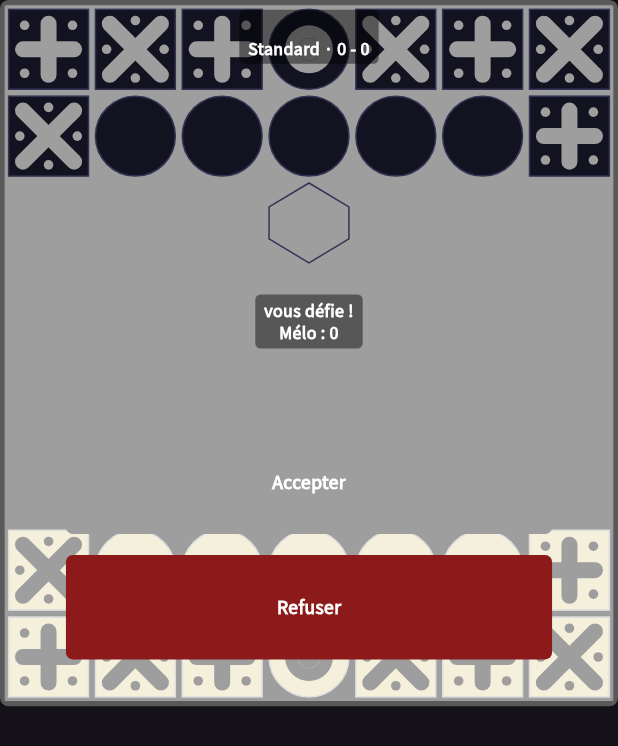
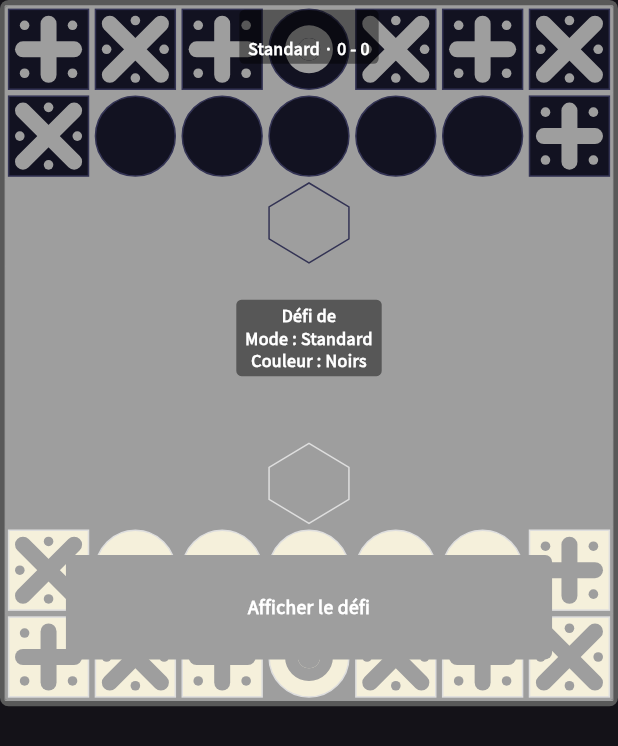
Before and after one commit to ninovieux-commits/La-Fuga, a Flutter app: the CorrSlot widget shown alone on an empty page, opened directly with empty values, on a phone screen of 412 x 824 dp. Shown: the top 746 px of the screen. Run offline on Flutter 3.47's test engine with Material 3 defaults, Android fonts, the phone set to English and light mode, and no system bars; our stand-ins replace audioplayers, firebase_core, firebase_messaging, flutter_local_notifications, shared_preferences, socket_io_client; accounts and stored records are empty.

Commit message:
Recevoir un défi : l'aperçu annonce, l'écran engage
L'aperçu ne porte plus « Accepter » et « Refuser ». On ne dit plus oui à
une partie sans avoir vu d'où elle part — et depuis qu'un défi peut
arriver avec une position composée de toutes pièces, la question n'est
plus rhétorique.

L'aperçu dit qui défie, le mode, la couleur et le score, et mène à
l'écran du défi : la position proposée en grand, les informations
au-dessus, « Accepter le défi » et « Refuser le défi » en dessous.

La couleur s'affiche DE MON point de vue — celle que je jouerai, pas
celle que le défieur a demandée. C'est la seule qui m'aide à décider, et
c'est elle qui décide du sens du plateau.

En aléatoire, rien n'est nommé et le plateau prend la vue des Blancs par
convention : la couleur sera tirée quand la partie démarrera, et
personne ne la connaît avant.

CorrGame porte maintenant le mode, la position et la couleur annoncée.
Sans `mode`, il le déduit du code Random : le serveur d'aujourd'hui
continue donc d'afficher « Random » là où il le faut.

Co-Authored-By: Claude Opus 5 <noreply@anthropic.com>
Claude-Session: https://claude.ai/code/session_01Q1cbn5Ugh29j9rELgAbhqR

```diff
--- a/lib/game/correspondence.dart
+++ b/lib/game/correspondence.dart
@@ -11,6 +11,7 @@ import '../engine/literal_replay.dart';
 import '../engine/random_fuga.dart';
 import '../game/captures.dart';
 import '../game/last_move.dart';
+import '../engine/fug.dart';
 import '../game/nmc.dart';
 import '../game/premove.dart';
 import '../net/online_client.dart';
@@ -63,6 +64,9 @@ final class CorrGame {
     this.premove,
     this.premoveAdverse = false,
     this.premovePar = '',
+    this.mode = CorrMode.standard,
+    this.position = '',
+    this.couleurAnnoncee,
   });
 
   final String id;
@@ -124,6 +128,33 @@ final class CorrGame {
   /// Qui avait préjoué — pour le nommer dans le popup.
   final String premovePar;
 
+  /// D'où part la partie : standard, Random Fuga, ou une position composée.
+  final CorrMode mode;
+
+  /// La position composée, au format `.fug` sur une seule ligne. Vide hors du
+  /// mode personnalisé.
+  final String position;
+
+  /// La couleur annoncée au moment du défi. `null` = aléatoire, et personne
+  /// ne la connaît tant que la partie n'a pas démarré.
+  final Camp? couleurAnnoncee;
+
+  /// Position de DÉPART de la partie, quel que soit le mode.
+  ///
+  /// Une position composée illisible retombe sur la standard : mieux vaut une
+  /// partie qu'on ne saura pas relire qu'un écran vide.
+  Board get startBoard {
+    if (mode != CorrMode.personnalise || position.isEmpty) return initialBoard;
+    return fugLire(fugDepuisUneLigne(position)).position?.board ?? initialBoard;
+  }
+
+  /// Camp au trait au DÉPART. Les Blancs, sauf si une position composée en
+  /// décide autrement.
+  Camp get startTurn {
+    if (mode != CorrMode.personnalise || position.isEmpty) return Camp.blanc;
+    return fugLire(fugDepuisUneLigne(position)).position?.turn ?? Camp.blanc;
+  }
+
   Camp get opponentCamp => myCamp.opposite;
 
   /// Plateau de départ de cette partie.
@@ -163,6 +194,19 @@ final class CorrGame {
         : null,
     premoveAdverse: j['premove_adverse'] == true,
     premovePar: (j['premove_par'] ?? '').toString(),
+    // Sans `mode`, on le déduit du code Random : un serveur pas encore
+    // corrigé continue donc d'afficher « Random » là où il le faut.
+    mode: j['mode'] == null
+        ? ((j['random_code'] ?? '').toString().isEmpty
+              ? CorrMode.standard
+              : CorrMode.random)
+        : CorrMode.fromWire(j['mode'].toString()),
+    position: (j['position'] ?? '').toString(),
+    couleurAnnoncee: switch ((j['couleur'] ?? '').toString()) {
+      'Blanc' => Camp.blanc,
+      'Noir' => Camp.noir,
+      _ => null,
+    },
   );
 }
 
--- a/lib/ui/widgets/corr_slot.dart
+++ b/lib/ui/widgets/corr_slot.dart
@@ -35,6 +35,7 @@ class CorrSlot extends StatelessWidget {
     required this.onRematch,
     required this.onClose,
     required this.onShow,
+    required this.onShowChallenge,
   });
 
   /// La partie affichée, ou `null` pour une case vide.
@@ -56,6 +57,9 @@ class CorrSlot extends StatelessWidget {
   final void Function(CorrGame) onCancel;
   final void Function(CorrGame) onRematch;
   final void Function(CorrGame) onClose;
+
+  /// Ouvrir un défi reçu en grand, pour le regarder avant de répondre.
+  final void Function(CorrGame) onShowChallenge;
 
   /// Revoir une partie finie : la position finale, avec le dernier coup
   /// encadré et l'Héritier dans son ralliement s'il a fugué. Sans cette
@@ -111,7 +115,7 @@ class CorrSlot extends StatelessWidget {
       alignment: Alignment.topCenter,
       child: _plate(
         '${g.opponent}\n'
-        '${g.randomCode.isEmpty ? T('Standard') : 'Random'} · '
+        '${g.mode.label} · '
         '${g.myScore} - ${g.opponentScore}',
         bold: true,
       ),
@@ -133,7 +137,14 @@ class CorrSlot extends StatelessWidget {
     },
   ];
 
-  /// Un défi : reçu, on accepte ou refuse ; envoyé, on attend ou on annule.
+  /// Un défi : reçu, on l'ouvre pour le regarder ; envoyé, on attend ou on
+  /// annule.
+  ///
+  /// L'aperçu ne porte plus « Accepter » et « Refuser ». On ne dit plus oui à
+  /// une partie sans avoir vu d'où elle part — et depuis qu'un défi peut
+  /// arriver avec une position composée de toutes pièces, la question n'est
+  /// plus rhétorique. L'aperçu annonce le mode et la couleur ; le reste se
+  /// décide devant le plateau.
   List<Widget> _challenge(CorrGame g) => g.isChallenger
       ? [
           Align(alignment: Alignment.center, child: _plate(T('En attente…'))),
@@ -148,23 +159,31 @@ class CorrSlot extends StatelessWidget {
         ]
       : [
           Align(
-            alignment: const Alignment(0, -0.1),
+            alignment: const Alignment(0, -0.05),
             child: _plate(
-              '${T('vous défie !')}\n'
-              '${T('Mélo : %d').replaceAll('%d', '${g.opponentMelo}')}'
-              '${g.randomCode.isEmpty ? '' : '\nRandom Fuga'}',
+              '${T('Défi de')} ${g.opponent}\n'
+              '${T('Mode')} : ${g.mode.label}\n'
+              '${T('Couleur')} : ${_couleurDite(g)}',
               bold: true,
             ),
           ),
-          _slotButton(T('Accepter'), palette.fonce, () => onAccept(g), y: 0.24),
           _slotButton(
-            T('Refuser'),
-            const Color(0xFF8C1A1A),
-            () => onRefuse(g),
+            T('Afficher le défi'),
+            palette.fonce,
+            () => onShowChallenge(g),
             y: 0.06,
           ),
         ];
 
+  /// La couleur annoncée, DE MON point de vue : celle que je jouerai.
+  String _couleurDite(CorrGame g) {
+    final sienne = g.couleurAnnoncee;
+    if (sienne == null) return T('Aléatoire');
+    final mienne = g.isChallenger ? sienne : sienne.opposite;
+    return mienne == Camp.blanc ? T('Blancs') : T('Noirs');
+  }
+
+  /// Une partie finie : le résultat, et trois choses à en faire.
   List<Widget> _finished(CorrGame g) {
     final (text, color) = switch (g.won) {
       true => (T('Gagné !'), const Color(0xFF80E680)),
@@ -172,8 +191,8 @@ class CorrSlot extends StatelessWidget {
       null => (T('Nulle'), const Color(0xFFE6E699)),
     };
     return [
-      // Trois touches maintenant, au lieu de deux : le résultat remonte pour
-      // leur laisser la place.
+      // Trois touches, au lieu de deux : le résultat remonte pour leur
+      // laisser la place.
       Align(
         alignment: const Alignment(0, -0.42),
         child: _plate(text, bold: true, color: color),
@@ -184,7 +203,6 @@ class CorrSlot extends StatelessWidget {
     ];
   }
 
-  /// Texte sur fond sombre : sans lui, rien ne se lit par-dessus le plateau.
   Widget _plate(String text, {bool bold = false, Color color = Colors.white}) =>
       Container(
         margin: const EdgeInsets.symmetric(horizontal: 4, vertical: 3),
```
Also changed, not shown: lib/ui/screens/challenge_screen.dart (added, +175 -0 lines), lib/ui/screens/menu_screen.dart (+17 -0 lines), 4 other files.
